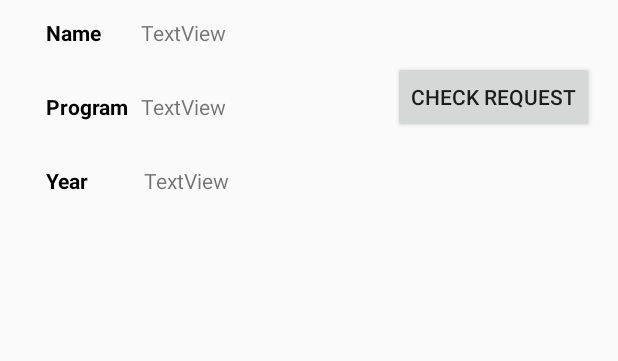
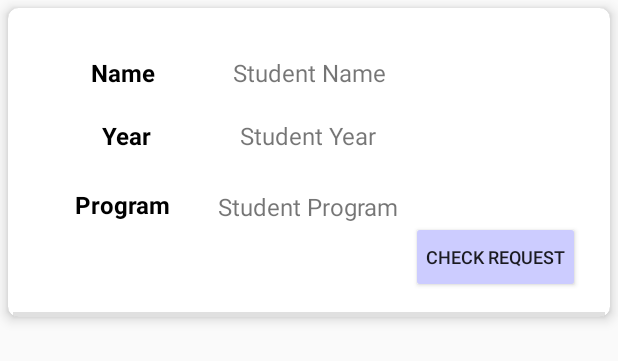
Before and after one commit to NIRAV-13/All-Access, an Android app: the layout accomodation_list_item.xml on its own in the app's theme, with its tools: preview values and no code run, on a phone screen of 412 x 824 dp. Shown: the top 361 px of the screen. Run offline under Robolectric (Android 15) with nearby library versions, the phone set to English and light mode, and no system bars.

Commit message:
Accomodation ui changes

```diff
--- a/app/src/main/res/layout/accomodation_list_item.xml
+++ b/app/src/main/res/layout/accomodation_list_item.xml
@@ -1,105 +1,132 @@
 <?xml version="1.0" encoding="utf-8"?>
-<androidx.constraintlayout.widget.ConstraintLayout xmlns:android="http://schemas.android.com/apk/res/android"
+<androidx.cardview.widget.CardView xmlns:android="http://schemas.android.com/apk/res/android"
     xmlns:app="http://schemas.android.com/apk/res-auto"
     xmlns:tools="http://schemas.android.com/tools"
+    android:id="@+id/advisor_home_card"
     android:layout_width="match_parent"
-    android:layout_height="wrap_content">
+    android:layout_height="wrap_content"
+    android:layout_margin="5dp"
+    app:cardCornerRadius="7dp"
+    app:cardElevation="5dp"
+    app:cardBackgroundColor="@color/white">
 
-    <androidx.cardview.widget.CardView
-        android:layout_width="409dp"
-        android:layout_height="wrap_content"
-        tools:layout_editor_absoluteX="1dp"
-        tools:layout_editor_absoluteY="147dp"
-        app:cardCornerRadius="20dp"
-        android:layout_margin="20dp"
-        tools:ignore="MissingConstraints" />
+    <androidx.constraintlayout.widget.ConstraintLayout
+        android:id="@+id/relativeCardView2"
+        android:layout_width="match_parent"
+        android:layout_height="198dp"
+        android:layout_marginStart="3dp"
+        android:layout_marginTop="8dp"
+        android:layout_marginEnd="3dp">
 
-    <TextView
-        android:id="@+id/nameText"
-        android:layout_width="wrap_content"
-        android:layout_height="wrap_content"
-        android:text="Name"
-        android:textColor="@color/black"
-        android:textStyle="bold"
+
+        <View
+            android:id="@+id/divider"
+            android:layout_width="match_parent"
+            android:layout_height="3dp"
+            android:layout_marginTop="8dp"
+            android:background="?android:attr/listDivider"
+            android:visibility="visible"
             app:layout_constraintBottom_toBottomOf="parent"
             app:layout_constraintEnd_toEndOf="parent"
-        android:layout_marginTop="10dp"
-        app:layout_constraintHorizontal_bias="0.082"
+            app:layout_constraintHorizontal_bias="0.0"
             app:layout_constraintStart_toStartOf="parent"
-        app:layout_constraintTop_toTopOf="parent"
-        app:layout_constraintVertical_bias="0.022" />
-
-    <TextView
-        android:id="@+id/programText"
-        android:layout_width="wrap_content"
-        android:layout_height="wrap_content"
-        android:layout_marginTop="30dp"
-        android:text="Program"
-        android:textColor="@color/black"
-        android:textStyle="bold"
-        app:layout_constraintEnd_toEndOf="@+id/nameText"
-        app:layout_constraintHorizontal_bias="0.0"
-        app:layout_constraintStart_toStartOf="@+id/nameText"
-        app:layout_constraintTop_toBottomOf="@+id/nameText" />
-
-    <TextView
-        android:id="@+id/yearText"
-        android:layout_width="wrap_content"
-        android:layout_height="wrap_content"
-        android:layout_marginTop="30dp"
-        android:textColor="@color/black"
-        android:textStyle="bold"
-        android:text="Year"
-        app:layout_constraintEnd_toEndOf="@+id/programText"
-        app:layout_constraintHorizontal_bias="0.0"
-        app:layout_constraintStart_toStartOf="@+id/programText"
-        app:layout_constraintTop_toBottomOf="@+id/programText" />
+            app:layout_constraintVertical_bias="0.972" />
 
         <TextView
             android:id="@+id/nameTextView"
             android:layout_width="wrap_content"
             android:layout_height="wrap_content"
-        android:layout_marginTop="12dp"
-        android:text="TextView"
+            android:layout_marginTop="24dp"
+            android:text="Student Name"
+            android:textAlignment="textStart"
+            android:textSize="16sp"
             app:layout_constraintEnd_toEndOf="parent"
-        app:layout_constraintHorizontal_bias="0.093"
-        app:layout_constraintStart_toEndOf="@+id/nameText"
+            app:layout_constraintStart_toStartOf="parent"
             app:layout_constraintTop_toTopOf="parent" />
+
+        <TextView
+            android:id="@+id/yearTextView"
+            android:layout_width="wrap_content"
+            android:layout_height="wrap_content"
+            android:layout_marginTop="20dp"
+            android:text="Student Year"
+            android:textSize="16sp"
+            android:textAlignment="textStart"
+            app:layout_constraintEnd_toEndOf="parent"
+            app:layout_constraintHorizontal_bias="0.498"
+            app:layout_constraintStart_toStartOf="parent"
+            app:layout_constraintTop_toBottomOf="@+id/nameTextView" />
 
         <TextView
             android:id="@+id/programeTextView"
             android:layout_width="wrap_content"
             android:layout_height="wrap_content"
-        android:layout_marginTop="30dp"
-        android:text="TextView"
+            android:layout_marginTop="25dp"
+            android:text="Student Program"
+            android:textAlignment="textStart"
             app:layout_constraintEnd_toEndOf="parent"
-        app:layout_constraintHorizontal_bias="0.093"
-        app:layout_constraintStart_toEndOf="@+id/nameText"
-        app:layout_constraintTop_toBottomOf="@+id/nameTextView" />
+            app:layout_constraintHorizontal_bias="0.498"
+            app:layout_constraintStart_toStartOf="parent"
+            android:textSize="16sp"
+            app:layout_constraintTop_toBottomOf="@+id/yearTextView" />
+
+        <Button
+            android:id="@+id/check_request"
+            android:layout_width="wrap_content"
+            android:layout_height="wrap_content"
+            android:backgroundTint="@color/purple"
+            android:padding="10dp"
+            android:text="Check Request"
+            android:textSize="12sp"
+            app:layout_constraintBottom_toBottomOf="parent"
+            app:layout_constraintEnd_toEndOf="parent"
+            app:layout_constraintHorizontal_bias="0.942"
+            app:layout_constraintStart_toStartOf="parent"
+            app:layout_constraintTop_toTopOf="parent"
+            app:layout_constraintVertical_bias="0.893" />
 
         <TextView
-        android:id="@+id/yearTextView"
+            android:id="@+id/nameHeader"
             android:layout_width="wrap_content"
             android:layout_height="wrap_content"
-        android:layout_marginTop="30dp"
-        android:text="TextView"
-        app:layout_constraintEnd_toEndOf="parent"
-        app:layout_constraintHorizontal_bias="0.093"
-        app:layout_constraintStart_toEndOf="@+id/yearText"
-        android:layout_marginStart="10dp"
-        app:layout_constraintTop_toBottomOf="@+id/programeTextView" />
+            android:layout_marginTop="24dp"
+            android:text="Name"
+            android:textStyle="bold"
+            android:textSize="16sp"
+            android:textColor="@color/black"
+            app:layout_constraintEnd_toStartOf="@+id/nameTextView"
+            app:layout_constraintStart_toStartOf="parent"
+            app:layout_constraintTop_toTopOf="parent"
+            tools:ignore="MissingConstraints" />
 
-    <Button
-        android:id="@+id/check_request_btn"
+        <TextView
+            android:id="@+id/yearHeader"
             android:layout_width="wrap_content"
             android:layout_height="wrap_content"
-        android:text="Check Request"
-        app:layout_constraintBottom_toBottomOf="parent"
-        app:layout_constraintEnd_toEndOf="parent"
-        app:layout_constraintHorizontal_bias="0.872"
-        app:layout_constraintStart_toEndOf="@+id/programeTextView"
-        app:layout_constraintTop_toTopOf="parent"
-        app:layout_constraintVertical_bias="0.494"
+            android:layout_marginTop="20dp"
+            android:text="Year"
+            android:textStyle="bold"
+            android:textSize="16sp"
+            android:textColor="@color/black"
+            app:layout_constraintEnd_toStartOf="@+id/yearTextView"
+            app:layout_constraintStart_toStartOf="parent"
+            app:layout_constraintTop_toBottomOf="@+id/nameHeader"
             tools:ignore="MissingConstraints" />
 
+        <TextView
+            android:id="@+id/programHeader"
+            android:layout_width="wrap_content"
+            android:layout_height="wrap_content"
+            android:layout_marginTop="24dp"
+            android:text="Program"
+            android:textSize="16sp"
+            android:textStyle="bold"
+            android:textColor="@color/black"
+            app:layout_constraintEnd_toStartOf="@+id/programeTextView"
+            app:layout_constraintHorizontal_bias="0.566"
+            app:layout_constraintStart_toStartOf="parent"
+            app:layout_constraintTop_toBottomOf="@+id/yearHeader"
+            tools:ignore="MissingConstraints" />
     </androidx.constraintlayout.widget.ConstraintLayout>
+
+</androidx.cardview.widget.CardView>
--- a/app/src/main/res/layout/activity_accomodation_list.xml
+++ b/app/src/main/res/layout/activity_accomodation_list.xml
@@ -12,6 +12,7 @@
         android:text="Accomodation Requests"
         android:id="@+id/accom_req_head"
         android:textSize="25sp"
+        android:textColor="@color/black"
         android:layout_marginTop="10dp"
         android:textStyle="bold"
         android:gravity="center"
@@ -20,7 +21,7 @@
     <Spinner
         android:id="@+id/spinnerSelectCourse"
         android:layout_width="202dp"
-        android:layout_height="50dp"
+        android:layout_height="40dp"
         android:layout_marginStart="104dp"
         android:layout_marginTop="70dp"
         android:layout_marginEnd="105dp"
@@ -33,7 +34,7 @@
     <Spinner
         android:id="@+id/spinnerSelectProgram"
         android:layout_width="202dp"
-        android:layout_height="50dp"
+        android:layout_height="40dp"
         android:layout_marginStart="104dp"
         android:layout_marginTop="20dp"
         android:layout_marginEnd="105dp"
@@ -46,7 +47,7 @@
     <Spinner
         android:id="@+id/spinnerSelectYear"
         android:layout_width="202dp"
-        android:layout_height="50dp"
+        android:layout_height="40dp"
         android:layout_marginStart="104dp"
         android:layout_marginTop="20dp"
         android:layout_below="@+id/spinnerSelectProgram"
```
Lines whose indentation alone changed are shown as unchanged.
